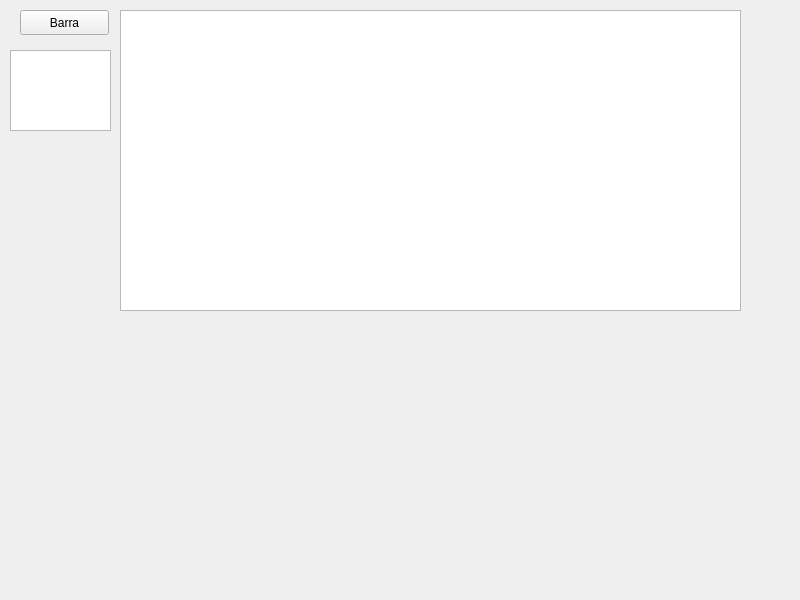
The window that proyectoFinal/widget.ui (maria-tasco/Proyecto-final) describes before a commit, drawn with Qt 5.
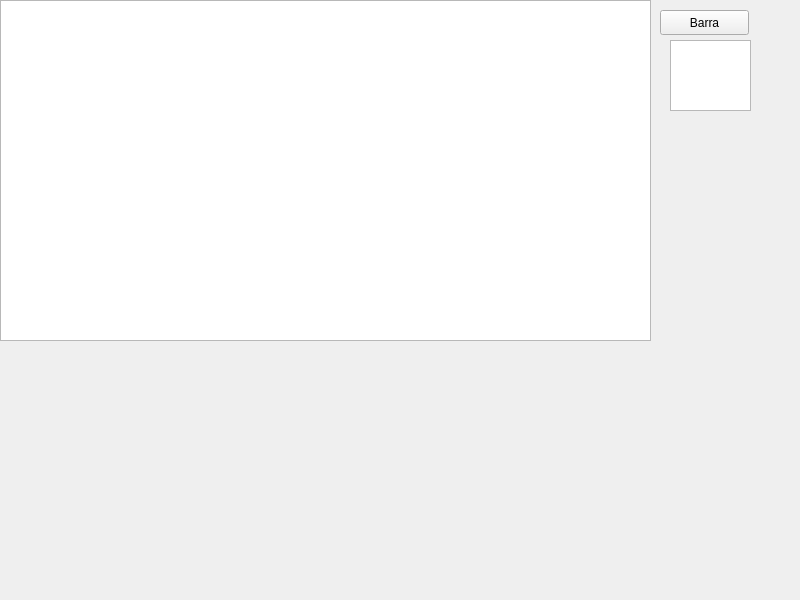
The same window after the commit.

```diff
--- a/proyectoFinal/widget.ui
+++ b/proyectoFinal/widget.ui
@@ -16,17 +16,17 @@
   <widget class="QTextBrowser" name="textBrowser">
    <property name="geometry">
     <rect>
-     <x>10</x>
-     <y>50</y>
-     <width>101</width>
-     <height>81</height>
+     <x>670</x>
+     <y>40</y>
+     <width>81</width>
+     <height>71</height>
     </rect>
    </property>
   </widget>
   <widget class="QPushButton" name="pushButton">
    <property name="geometry">
     <rect>
-     <x>20</x>
+     <x>660</x>
      <y>10</y>
      <width>89</width>
      <height>25</height>
@@ -39,10 +39,10 @@
   <widget class="QGraphicsView" name="graphicsView">
    <property name="geometry">
     <rect>
-     <x>120</x>
-     <y>10</y>
-     <width>621</width>
-     <height>301</height>
+     <x>0</x>
+     <y>0</y>
+     <width>651</width>
+     <height>341</height>
     </rect>
    </property>
   </widget>
```
